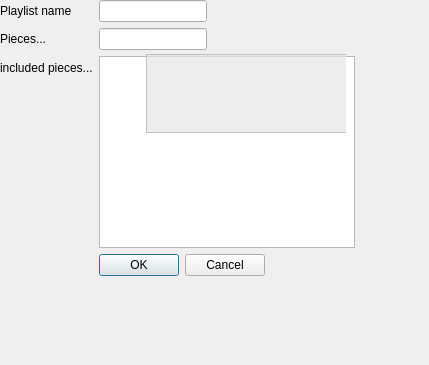
Qt form implementation/primaries/GUI/NewPlaylist.ui (Godley/Music-Library) before a commit.
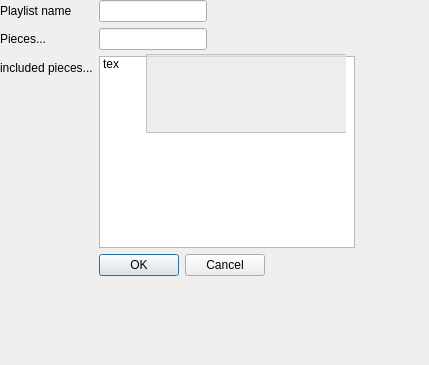
The same form after that commit.

```diff
--- a/implementation/primaries/GUI/NewPlaylist.ui
+++ b/implementation/primaries/GUI/NewPlaylist.ui
@@ -89,6 +89,11 @@
         <verstretch>0</verstretch>
        </sizepolicy>
       </property>
+      <item>
+       <property name="text">
+        <string>tex</string>
+       </property>
+      </item>
      </widget>
     </item>
     <item row="3" column="1">
```
